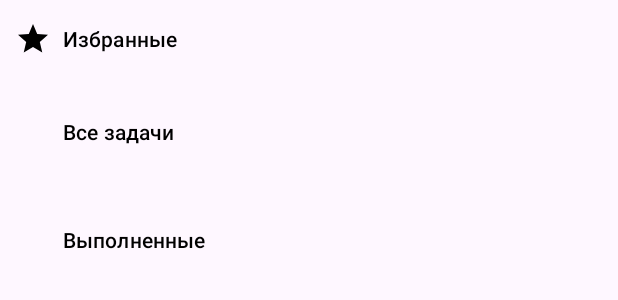
After one commit to ZavgorodnevAAl/GoogleTasks, an Android app: the layout page_selector_dialog.xml on its own in the app's theme, with its tools: preview values and no code run, on a phone screen of 412 x 824 dp. The commit adds this screen. Shown: the top 300 px of the screen. Run offline under Robolectric (Android 15) with nearby library versions, the phone set to English and light mode, and no system bars.

Commit message:
Add page selector dialog

```diff
--- /dev/null
+++ b/app/src/main/res/drawable/ic_transparent.xml
@@ -0,0 +1,5 @@
+<vector android:height="24dp" android:tint="@color/transparent"
+    android:viewportHeight="24" android:viewportWidth="24"
+    android:width="24dp" xmlns:android="http://schemas.android.com/apk/res/android">
+    <path android:fillColor="@android:color/white" android:pathData="M18,4L6,4c-1.1,0 -2,0.9 -2,2v12c0,1.1 0.9,2 2,2h12c1.1,0 2,-0.9 2,-2L20,6c0,-1.1 -0.9,-2 -2,-2zM18,18L6,18L6,6h12v12z"/>
+</vector>
--- /dev/null
+++ b/app/src/main/res/layout/page_selector_dialog.xml
@@ -0,0 +1,49 @@
+<?xml version="1.0" encoding="utf-8"?>
+<LinearLayout xmlns:android="http://schemas.android.com/apk/res/android"
+    xmlns:app="http://schemas.android.com/apk/res-auto"
+    android:orientation="vertical"
+    android:layout_width="match_parent"
+    android:layout_height="match_parent">
+
+    <Button
+        android:id="@+id/favorite_button"
+        android:layout_width="match_parent"
+        android:layout_height="wrap_content"
+        android:padding="10dp"
+        android:drawableLeft="@drawable/ic_star"
+        android:gravity="start|center_vertical"
+        android:text="Избранные"
+        android:textColor="@color/black"
+        android:textAllCaps="false"
+        android:background="#00FFFFFF"/>
+
+    <Button
+        android:id="@+id/all_tasks_button"
+        android:layout_width="match_parent"
+        android:layout_height="wrap_content"
+        android:padding="10dp"
+        android:layout_marginTop="10dp"
+        android:layout_marginBottom="10dp"
+        android:textColor="@color/black"
+        android:drawableLeft="@drawable/ic_transparent"
+        android:gravity="start|center_vertical"
+        android:text="Все задачи"
+        android:textAllCaps="false"
+        android:background="#00FFFFFF"/>
+
+    <Button
+        android:id="@+id/completed_button"
+        android:layout_width="match_parent"
+        android:layout_height="wrap_content"
+        android:padding="10dp"
+        android:layout_marginTop="10dp"
+        android:layout_marginBottom="10dp"
+        android:drawableLeft="@drawable/ic_transparent"
+        android:gravity="start|center_vertical"
+        android:text="Выполненные"
+        android:textColor="@color/black"
+        android:textAllCaps="false"
+        android:background="#00FFFFFF"/>
+
+
+</LinearLayout>
--- a/app/src/main/res/values/colors.xml
+++ b/app/src/main/res/values/colors.xml
@@ -4,4 +4,5 @@
     <color name="white">#FFFFFFFF</color>
     <color name="blue">#2196F3</color>
     <color name="gray">#454545</color>
+    <color name="transparent">#00FFFFFF</color>
 </resources>
```
Also changed, not shown: app/src/main/java/ru/zavgorodnev/googletasks/ui/main/MainFragment.kt (+49 -1 lines).
